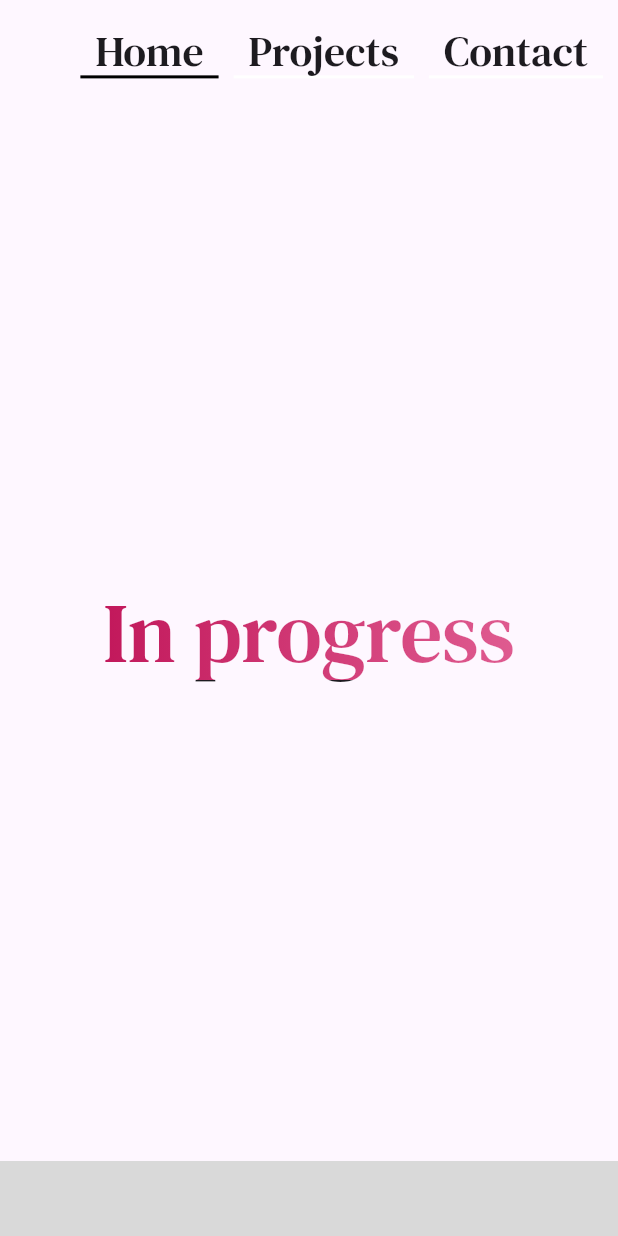
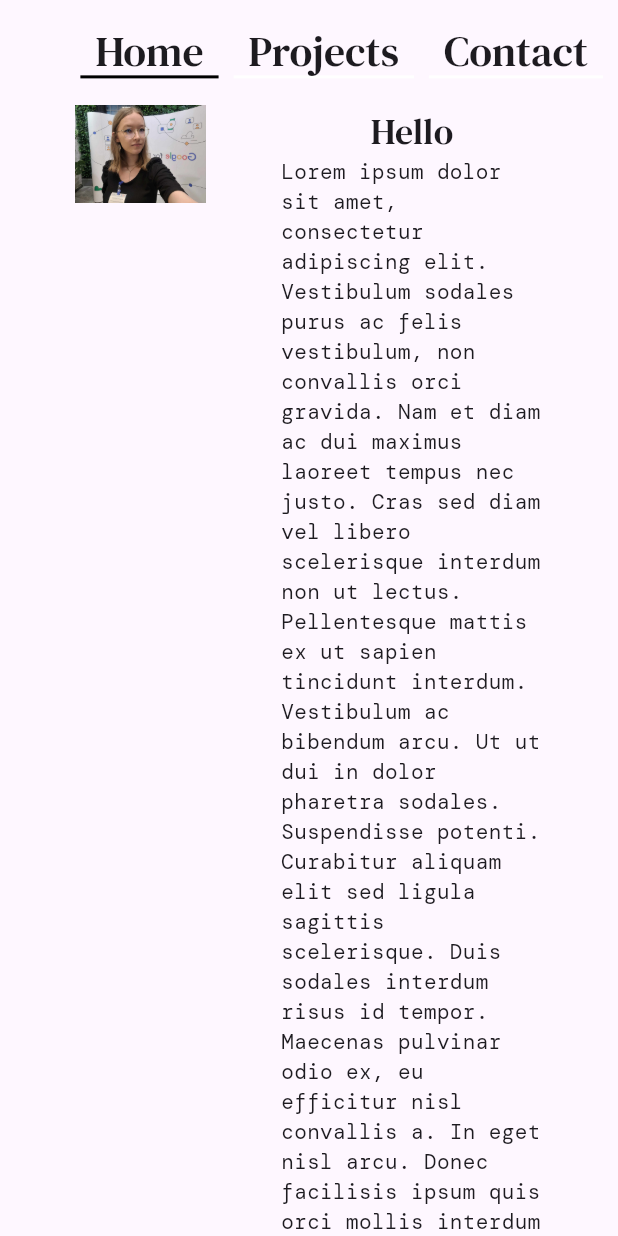
Before and after one commit to angost/Portfolio-Website, a Flutter app: the screen it shows after launch, on a phone screen of 412 x 824 dp. Run offline on Flutter 3.47's test engine with Material 3 defaults, Android fonts, the phone set to English and light mode, and no system bars; our stand-ins replace carousel_slider, flip_card; project files that could hold a hidden picture were left out.

Commit message:
Added homepage content

```diff
--- /dev/null
+++ b/assets/sources.txt
@@ -0,0 +1,3 @@
+<a href="https://www.flaticon.com/free-icons/sparkle" title="sparkle icons">Sparkle icons created by kornkun - Flaticon</a>
+
+<a href="https://www.flaticon.com/free-icons/brightness" title="brightness icons">Brightness icons created by Mayor Icons - Flaticon</a>
--- a/lib/homePage.dart
+++ b/lib/homePage.dart
@@ -1,7 +1,10 @@
 // ignore_for_file: unnecessary_this, prefer_const_constructors
 
 import 'package:flutter/material.dart';
+import 'package:portfolio_app/contactPage.dart';
 import 'package:portfolio_app/myAppBar.dart';
+import 'package:portfolio_app/projectsPage.dart';
+import 'package:portfolio_app/theme/theme_constants.dart';
 
 class HomePage extends StatefulWidget {
   const HomePage({super.key});
@@ -19,16 +22,109 @@ class _HomePageState extends State<HomePage> {
           child: Column(
         children: <Widget>[
           Spacer(),
-          ShaderMask(
-              blendMode: BlendMode.srcIn,
-              shaderCallback: (bounds) => LinearGradient(colors: [
-                    Colors.pink.shade700,
-                    Color.fromARGB(255, 223, 91, 144),
-                  ]).createShader(
-                    Rect.fromLTWH(0, 0, bounds.width, bounds.height),
+          // ShaderMask(
+          //     blendMode: BlendMode.srcIn,
+          //     shaderCallback: (bounds) => LinearGradient(colors: [
+          //           Colors.pink.shade700,
+          //           Color.fromARGB(255, 223, 91, 144),
+          //         ]).createShader(
+          //           Rect.fromLTWH(0, 0, bounds.width, bounds.height),
+          //         ),
+          //     child: Text("In progress",
+          //         style: Theme.of(context).textTheme.displayLarge)),
+          Row(
+            mainAxisAlignment: MainAxisAlignment.spaceEvenly,
+            crossAxisAlignment: CrossAxisAlignment.start,
+            children: <Widget>[
+              SizedBox(
+                width: 50,
+              ),
+              Expanded(
+                  flex: 1, child: Image.asset('assets/images/my_photo2.png')),
+              SizedBox(
+                width: 50,
+              ),
+              Expanded(
+                flex: 2,
+                child: Column(children: <Widget>[
+                  Text(
+                    "Hello",
+                    style: textBodyFancy,
                   ),
-              child: Text("In progress",
-                  style: Theme.of(context).textTheme.displayLarge)),
+                  Text(
+                      "Lorem ipsum dolor sit amet, consectetur adipiscing elit. Vestibulum sodales purus ac felis vestibulum, non convallis orci gravida. Nam et diam ac dui maximus laoreet tempus nec justo. Cras sed diam vel libero scelerisque interdum non ut lectus. Pellentesque mattis ex ut sapien tincidunt interdum. Vestibulum ac bibendum arcu. Ut ut dui in dolor pharetra sodales. Suspendisse potenti. Curabitur aliquam elit sed ligula sagittis scelerisque. Duis sodales interdum risus id tempor. Maecenas pulvinar odio ex, eu efficitur nisl convallis a. In eget nisl arcu. Donec facilisis ipsum quis orci mollis interdum sit amet ut libero. Sed eget nunc lectus. Cras vel aliquet nisi."),
+                  Text(
+                      "Aenean facilisis sapien sapien, eget luctus tellus feugiat eget. Nunc vel pellentesque eros. Duis feugiat dapibus elit sed scelerisque. Curabitur venenatis sollicitudin tempus. Phasellus ut finibus massa, a efficitur augue. Lorem ipsum dolor sit amet, consectetur adipiscing elit. Phasellus lacinia volutpat massa at sodales. Duis in neque faucibus, rhoncus justo molestie, consequat neque. Integer fermentum a lacus vitae imperdiet."),
+                  Row(mainAxisSize: MainAxisSize.min, children: <Widget>[
+                    Text(
+                      "Check my projects",
+                      style: textBodyFancy,
+                    ),
+                    SizedBox(width: 20),
+                    ClipOval(
+                        child: Container(
+                            color: Color.fromRGBO(201, 116, 149, 0.5),
+                            child: IconButton(
+                              onPressed: () {
+                                Navigator.pushReplacement(
+                                  context,
+                                  PageRouteBuilder(
+                                    pageBuilder:
+                                        (context, animation1, animation2) =>
+                                            ProjectsPage(),
+                                    transitionDuration: Duration.zero,
+                                    reverseTransitionDuration: Duration.zero,
+                                  ),
+                                );
+                              },
+                              icon: Image.asset(
+                                "assets/images/sparkles.png",
+                                width: 30,
+                                height: 30,
+                              ),
+                              hoverColor: Color.fromRGBO(201, 116, 149, 0.5),
+                              highlightColor: Colors.transparent,
+                            )))
+                  ]),
+                  SizedBox(height: 20),
+                  Row(mainAxisSize: MainAxisSize.min, children: <Widget>[
+                    Text(
+                      "Contact me",
+                      style: textBodyFancy,
+                    ),
+                    SizedBox(width: 20),
+                    ClipOval(
+                        child: Container(
+                            color: Color.fromRGBO(201, 116, 149, 0.5),
+                            child: IconButton(
+                              onPressed: () {
+                                Navigator.pushReplacement(
+                                  context,
+                                  PageRouteBuilder(
+                                    pageBuilder:
+                                        (context, animation1, animation2) =>
+                                            ContactPage(),
+                                    transitionDuration: Duration.zero,
+                                    reverseTransitionDuration: Duration.zero,
+                                  ),
+                                );
+                              },
+                              icon: Icon(
+                                Icons.work,
+                                size: 30,
+                                color: Colors.black,
+                              ),
+                              hoverColor: Color.fromRGBO(201, 116, 149, 0.5),
+                              highlightColor: Colors.transparent,
+                            )))
+                  ]),
+                ]),
+              ),
+              SizedBox(
+                width: 50,
+              ),
+            ],
+          ),
           Spacer(),
           Container(
             color: Color.fromRGBO(217, 217, 217, 1),
--- a/lib/theme/theme_constants.dart
+++ b/lib/theme/theme_constants.dart
@@ -22,3 +22,5 @@ TextStyle textBodyMediumBold = const TextStyle(
 TextStyle textBodySmall = const TextStyle(fontFamily: 'DM Mono', fontSize: 14);
 TextStyle textButtons =
     const TextStyle(fontFamily: 'DM Serif Text', fontSize: 18);
+TextStyle textBodyFancy =
+    const TextStyle(fontFamily: 'DM Serif Text', fontSize: 24);
```
Also changed, not shown: assets/images/my_photo.jpg (added), assets/images/my_photo2.png (added), assets/images/sparkles.png (added), assets/images/sparkles1.png (added), assets/images/sparkles2_black.png (added), assets/images/sparkles2_white.png (added).
